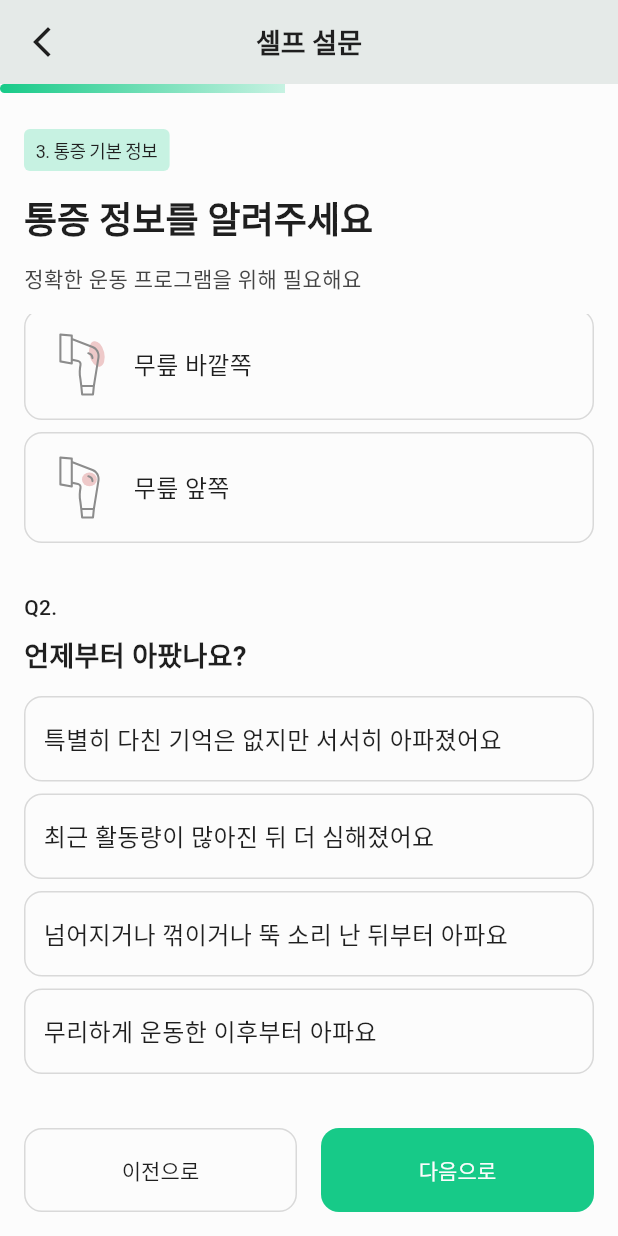
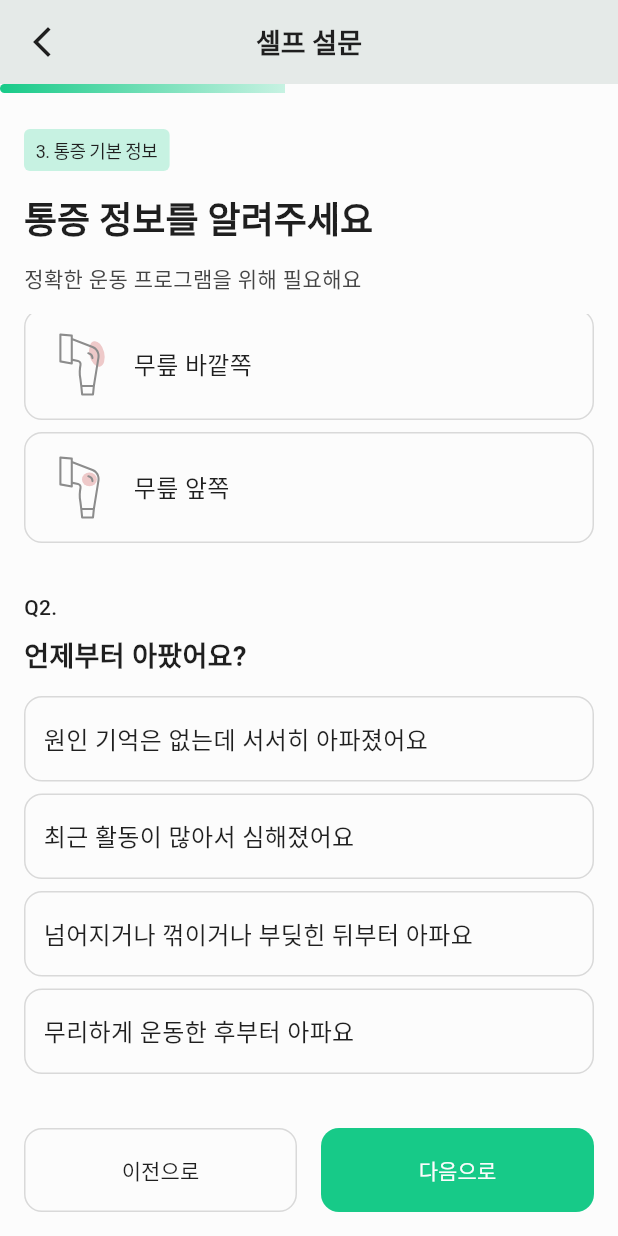
Before and after one commit to MEDILUX-club/DDUDUK, a Flutter app: the SurveyStep3PainLevelScreen widget shown alone on an empty page, opened directly, scrolled down 263 dp, on a phone screen of 412 x 824 dp. Run offline on Flutter 3.47's test engine with Material 3 defaults, Android fonts, the phone set to English and light mode, and no system bars; our stand-ins replace flutter_svg, syncfusion_flutter_sliders; missing offline and left inert: syncfusion_flutter_core; Roboto replaces fonts that are missing (Pretendard).

Commit message:
feat:step3버튼 clear

```diff
--- a/lib/screens/survey/survey_step3_pain_basic_screen.dart
+++ b/lib/screens/survey/survey_step3_pain_basic_screen.dart
@@ -17,7 +17,7 @@ class SurveyStep3PainLevelScreen extends StatefulWidget {
 
 class _SurveyStep3PainLevelScreenState
     extends State<SurveyStep3PainLevelScreen> {
-  String _selectedKnee = '왼쪽';
+  String? _selectedKnee;
   final List<String> _selectedPainAreas = [];
   String? _painSince;
 
@@ -31,10 +31,10 @@ class _SurveyStep3PainLevelScreenState
   ];
 
   static const List<String> _painSinceOptions = [
-    '특별히 다친 기억은 없지만 서서히 아파졌어요',
-    '최근 활동량이 많아진 뒤 더 심해졌어요',
-    '넘어지거나 꺾이거나 뚝 소리 난 뒤부터 아파요',
-    '무리하게 운동한 이후부터 아파요',
+    '원인 기억은 없는데 서서히 아파졌어요',
+    '최근 활동이 많아서 심해졌어요',
+    '넘어지거나 꺾이거나 부딪힌 뒤부터 아파요',
+    '무리하게 운동한 후부터 아파요',
   ];
 
   void _selectKnee(String knee) {
@@ -144,7 +144,7 @@ class _SurveyStep3PainLevelScreenState
                   const SizedBox(height: AppDimens.space24),
                   Text('Q2.', style: AppTextStyles.body14Medium),
                   const SizedBox(height: AppDimens.space6),
-                  Text('언제부터 아팠나요?', style: AppTextStyles.body18SemiBold),
+                  Text('언제부터 아팠어요?', style: AppTextStyles.body18SemiBold),
                   const SizedBox(height: AppDimens.space12),
                   PainSinceOptions(
                     selected: _painSince,
```
Also changed, not shown: lib/screens/auth/onboarding_screen.dart (+13 -7 lines).
